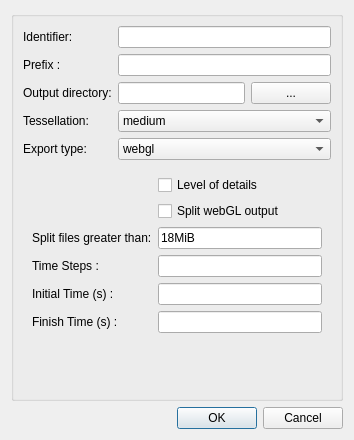
Before: the Qt Designer form mapclientplugins/argonsceneexporterstep/qt/configuredialog.ui in mapclient-plugins/mapclientplugins.argonsceneexporterstep, drawn with Qt 5.
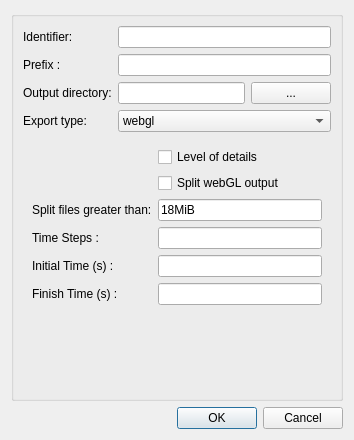
After: the same form once the commit is applied.

```diff
--- a/mapclientplugins/argonsceneexporterstep/qt/configuredialog.ui
+++ b/mapclientplugins/argonsceneexporterstep/qt/configuredialog.ui
@@ -62,42 +62,13 @@
        </layout>
       </item>
       <item row="3" column="0">
-       <widget class="QLabel" name="label_7">
-        <property name="text">
-         <string>Tessellation:</string>
-        </property>
-       </widget>
-      </item>
-      <item row="3" column="1">
-       <widget class="QComboBox" name="comboBoxTessellation">
-        <property name="currentIndex">
-         <number>1</number>
-        </property>
-        <item>
-         <property name="text">
-          <string>low</string>
-         </property>
-        </item>
-        <item>
-         <property name="text">
-          <string>medium</string>
-         </property>
-        </item>
-        <item>
-         <property name="text">
-          <string>high</string>
-         </property>
-        </item>
-       </widget>
-      </item>
-      <item row="4" column="0">
        <widget class="QLabel" name="label_5">
         <property name="text">
          <string>Export type:</string>
         </property>
        </widget>
       </item>
-      <item row="4" column="1">
+      <item row="3" column="1">
        <widget class="QComboBox" name="comboBoxExportType">
         <property name="currentIndex">
          <number>6</number>
@@ -139,7 +110,7 @@
         </item>
        </widget>
       </item>
-      <item row="5" column="0" colspan="2">
+      <item row="4" column="0" colspan="2">
        <widget class="QStackedWidget" name="stackedWidget">
         <property name="lineWidth">
          <number>0</number>
```
